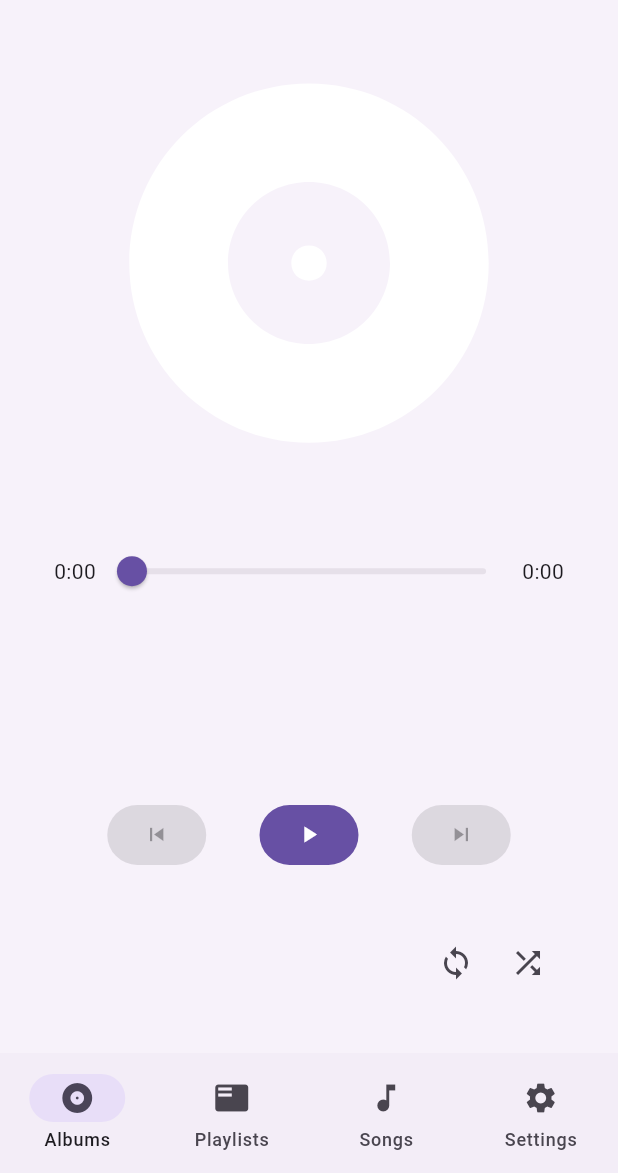
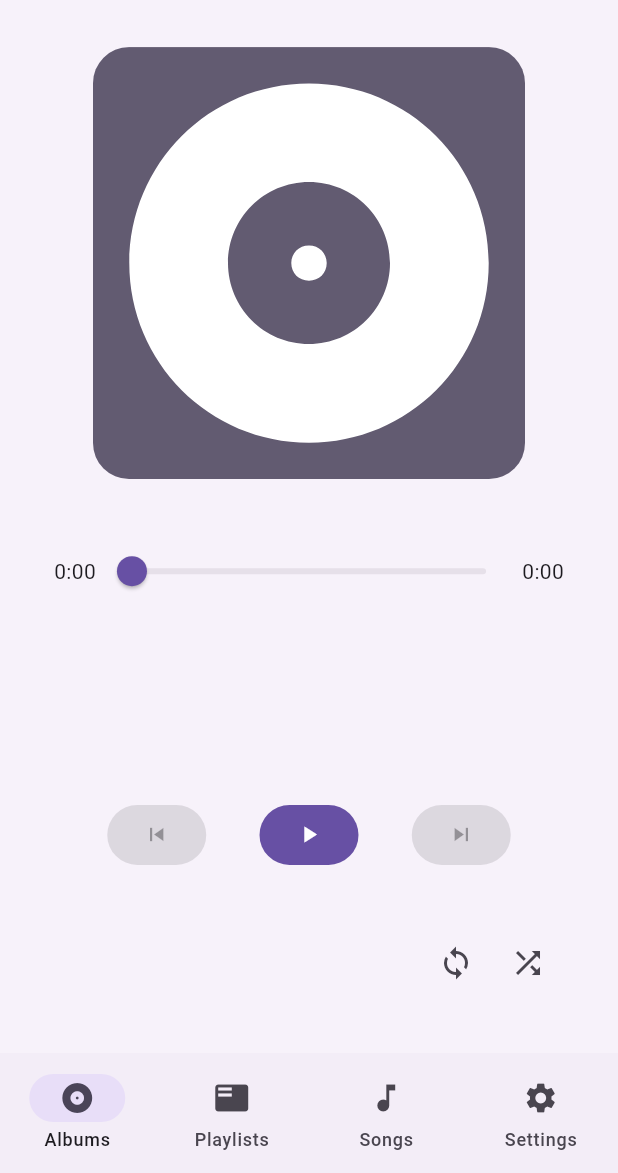
Before and after one commit to ulysg/k19-player, a Flutter app: the screen it shows after launch, after a tap on "Random", after a tap on the "arrow drop up" icon, after a tap on the "album" icon, on a phone screen of 412 x 824 dp, the part 63-1236 px from its top. Run offline on Flutter 3.47's test engine with Material 3 defaults, Android fonts, the phone set to English and light mode, and no system bars; drawn by our look-alikes of dynamic_color; our stand-ins replace just_audio, just_audio_background, shared_preferences.

Commit message:
Corrected default icon

```diff
--- a/lib/widgets/playing_image.dart
+++ b/lib/widgets/playing_image.dart
@@ -19,10 +19,14 @@ class CoverArt extends StatelessWidget {
         future: image,
 
         builder: (context, snapshot) {
-          Icon icon = Icon(
-            Icons.album,
-            size: height.toDouble(),
-            color: Theme.of(context).colorScheme.onSecondary,
+          Widget icon = Container(
+            decoration: BoxDecoration(color: Theme.of(context).colorScheme.secondary),
+
+            child: Icon(
+              Icons.album,
+              size: height.toDouble(),
+              color: Theme.of(context).colorScheme.onSecondary,
+            )
           );
 
           switch (snapshot.connectionState) {
```
